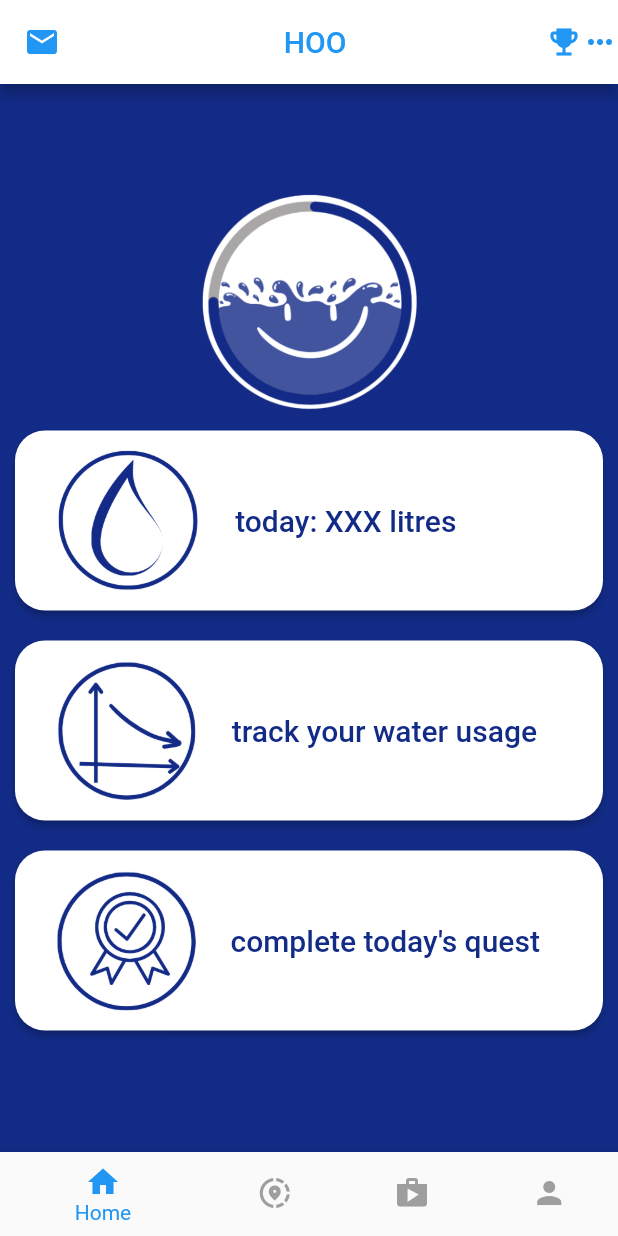
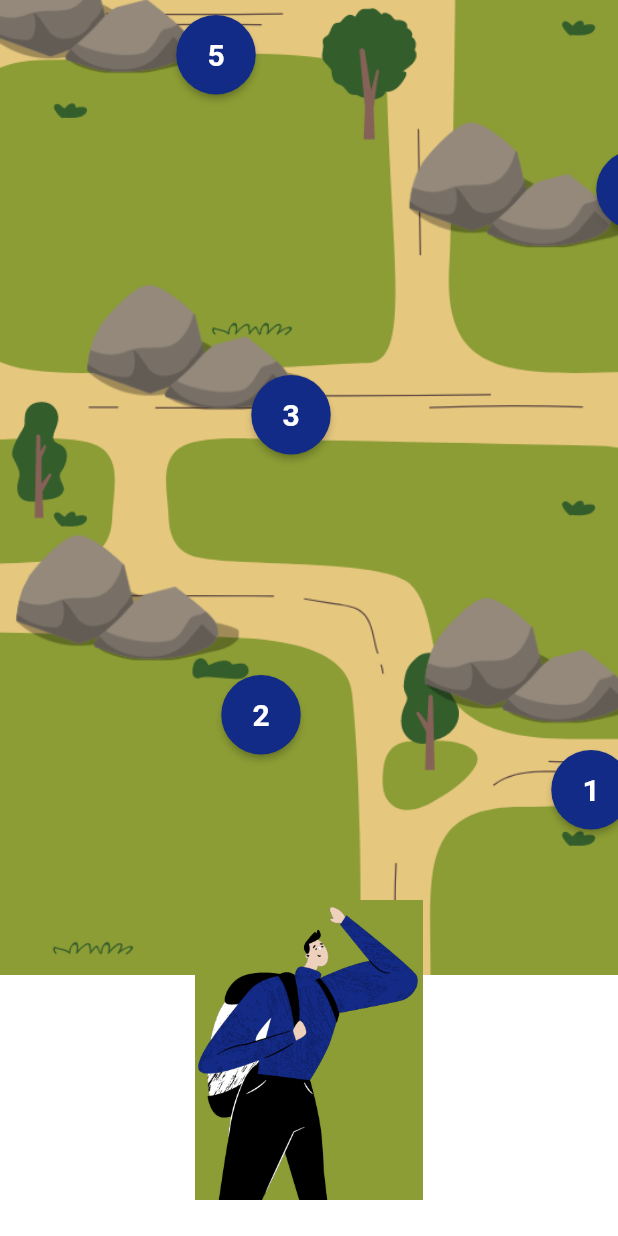
Before and after one commit to tch1001/hoo-app, a Flutter app: the DashboardScreen screen opened directly, after a tap on "complete today's quest", on a phone screen of 412 x 824 dp. Run offline on Flutter 3.47's test engine with Material 2 defaults, Android fonts, the phone set to English and light mode, and no system bars.

Commit message:
quest page

```diff
--- /dev/null
+++ b/lib/QuestScreen.dart
@@ -0,0 +1,43 @@
+import 'package:flutter/material.dart';
+import 'package:twig_app/appbar.dart';
+import 'package:twig_app/style.dart';
+
+class QuestScreen extends StatefulWidget{
+  @override
+  _QuestScreenState createState() => _QuestScreenState();
+}
+class _QuestScreenState extends State<QuestScreen>{
+  Widget createQuest(String text, double left, double top, void Function() onPressed){
+    return Positioned(
+        left: left,
+        top: top,
+        child: RawMaterialButton(
+          fillColor: mydarkblue,
+          onPressed: onPressed,
+          child: Text(text, style: TextStyle(fontWeight: FontWeight.bold, fontSize: 20, color: Colors.white),),
+          shape: CircleBorder(),
+          padding: EdgeInsets.all(15.0),
+        )
+    );
+  }
+  @override
+  Widget build(BuildContext context){
+    return Stack(
+        children: [
+          Image.asset('assets/questpage.png', ),
+          Positioned(
+              left: 130,
+              top: 600,
+              child: Image.asset('assets/man.png', height: 200,)
+          ),
+          createQuest("1", 350, 500, (){
+            print("challenge 1");
+          }),
+          createQuest("2", 130, 450, (){ print("challenge 2"); }),
+          createQuest("3", 150, 250, (){ print("challenge 3"); }),
+          createQuest("4", 380, 100, (){ print("challenge 4"); }),
+          createQuest("5", 100, 10, (){ print("challenge 5"); }),
+        ]
+    );
+  }
+}
--- a/lib/dashboard.dart
+++ b/lib/dashboard.dart
@@ -1,4 +1,5 @@
 import 'package:flutter/material.dart';
+import 'package:twig_app/QuestScreen.dart';
 import 'package:twig_app/WaterUsageScreen.dart';
 import 'package:twig_app/appbar.dart';
 import 'package:twig_app/style.dart';
@@ -27,7 +28,9 @@ class _DashboardScreenState extends State<DashboardScreen>{
             createRichButton("assets/graph.png", "track your water usage", () {
               Navigator.push(context, MaterialPageRoute(builder: (context)=>(TrackWaterUsage())));
             }),
-            createRichButton("assets/quest.png", "complete today's quest", () { print("quest"); })
+            createRichButton("assets/quest.png", "complete today's quest", () {
+              Navigator.push(context, MaterialPageRoute(builder: (context)=>(QuestScreen())));
+            })
           ],
         )
     );
```
Also changed, not shown: assets/man.png (added), assets/questpage.png (added).
